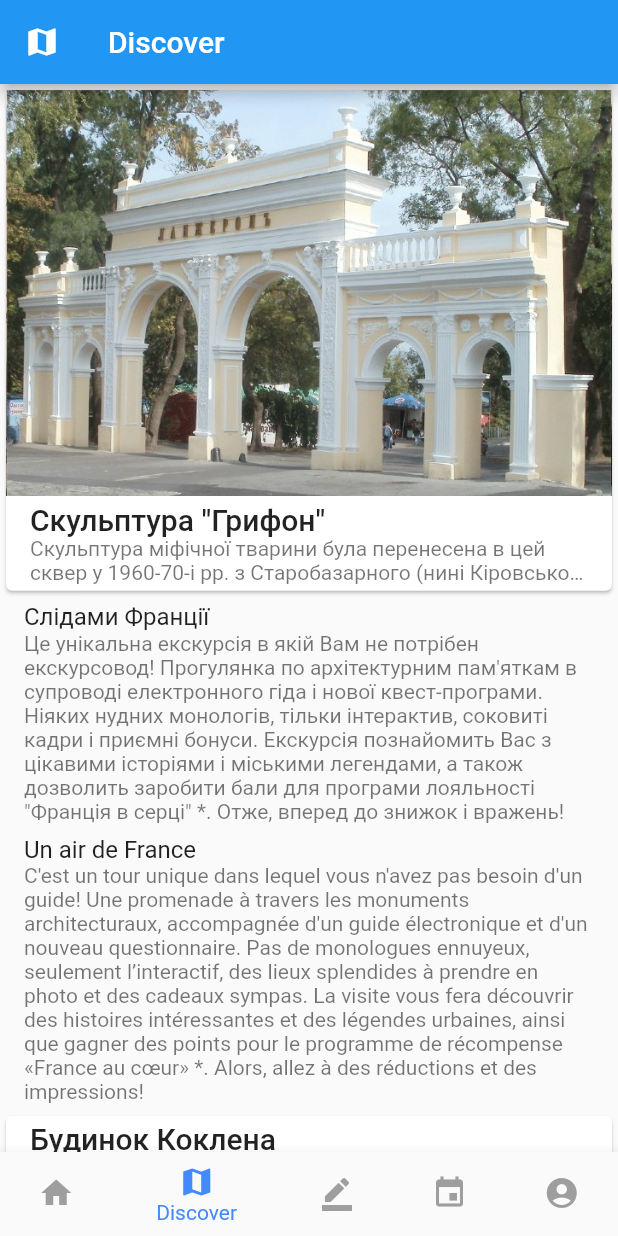
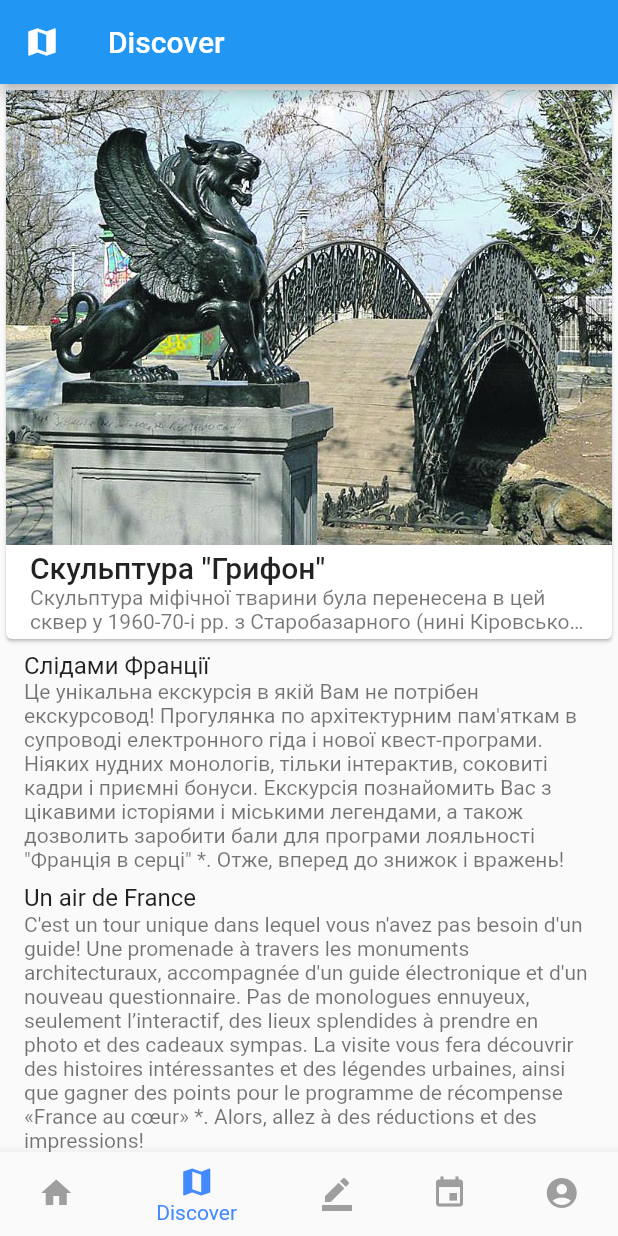
Before and after one commit to SashaKryzh/Hackathon-Codage-Kyiv, a Flutter app: the screen it shows after launch, item 2 of the bottom bar chosen, on a phone screen of 412 x 824 dp. Run offline on Flutter 3.47's test engine with Material 2 defaults, Android fonts, the light colour scheme and no system bars; our stand-ins replace google_maps_flutter, percent_indicator.

Commit message:
add photo

```diff
--- a/lib/modules/place.dart
+++ b/lib/modules/place.dart
@@ -31,87 +31,108 @@ class Place implements ListItem {
         shortDescription: 'Чавунний грифон художнього лиття.',
         description: 'Скульптура міфічної тварини була перенесена в цей сквер у 1960-70-і рр. з Старобазарного (нині Кіровського) скверу. Туди ж він потрапив з знищеного Першого християнського цвинтаря, або з якогось санаторію, який до революції був приватної дачею. Коли - то на місці Кіровського скверу був базар, чотири входи якого охороняли вісім грифонів. З восьми скульптур збереглася лише одна. Однак, краєзнавці стверджують, що встановити точну біографію цієї міфічної істоти вже не представляється можливим.Дана скульптура регулярно піддається актам вандалізму, натхненними міськими легендами і, потім, реставрується владою, внаслідок чого, відбиток мануфактури практично не проглядається.',
         creator: 'мануфактура "Ж.Ж. Дюкель и син"',
-      image: 'assets/places/21.jpg'
+      image: 'assets/places/3.jpg'
     ),
     Place(
       title: 'Будинок Коклена',
-      address: 'провулок Некрасова, 7'
+      address: 'провулок Некрасова, 7',
+        image: 'assets/places/1.jpg'
     ),
     Place(
         title: 'Будинок Оттона',
-        address: 'вулиця  Гоголя, 8'
+        address: 'вулиця  Гоголя, 8',
+        image: 'assets/places/2.jpg'
     ),
     Place(
         title: 'Пам\'ятник Дюку Де Рішельє',
-        address: 'Приморський бульвар, 1'
+        address: 'Приморський бульвар, 1',
+        image: 'assets/places/4.jpg'
     ),
     Place(
         title: 'Підпірні Стіни',
-        address: 'Приморський бульвар'
+        address: 'Приморський бульвар',
+        image: 'assets/places/5.jpg'
     ),
     Place(
         title: 'Готель \"Лондонська\"',
-        address: 'Приморський бульвар, 11'
+        address: 'Приморський бульвар, 11',
+        image: 'assets/places/6.jpg'
     ),
     Place(
         title: 'Палац Гагаріних',
-        address: 'вулиця Ланжиронівська, 2'
+        address: 'вулиця Ланжиронівська, 2',
+        image: 'assets/places/7.jpg'
     ),
     Place(
         title: 'Скульптура-Фонтан \"Молодість\"',
-        address: 'вулиця Ланжиронівська, 4'
+        address: 'вулиця Ланжиронівська, 4',
+        image: 'assets/places/8.jpg'
     ),
     Place(
         title: 'Перший міський театр',
-        address: 'провулок Чайковського'
+        address: 'провулок Чайковського',
+        image: 'assets/places/9.jpg'
     ),
     Place(
         title: 'Комплекс Пале-Рояль',
-        address: 'вулиця Катерининська, 5-13'
+        address: 'вулиця Катерининська, 5-13',
+        image: 'assets/places/10,\ 11.jpg'
     ),
     Place(
         title: 'Будинок Лантье',
-        address: 'вулиця Катерининська, 9'
+        address: 'вулиця Катерининська, 9',
+        image: 'assets/places/10,\ 11.jpg'
+
     ),
     Place(
         title: 'Рішельєвський ліцей',
-        address: 'вулиця Деребасівська, 16'
+        address: 'вулиця Деребасівська, 16',
+        image: 'assets/places/12.jpg'
     ),
     Place(
         title: 'Будинок Жуль\'єна',
-        address: 'вулиця Деребасівська, 19'
+        address: 'вулиця Деребасівська, 19',
+        image: 'assets/places/13.jpg'
     ),
     Place(
         title: 'Будинок Жана Рено',
-        address: 'вулиця Рішел\'євська, 3'
+        address: 'вулиця Рішел\'євська, 3',
+        image: 'assets/places/14.jpg'
     ),
     Place(
         title: 'Будинок Г. Г. Маразлі',
-        address: 'вулиця Пушкінська, 4'
+        address: 'вулиця Пушкінська, 4',
+        image: 'assets/places/15.jpg'
     ),
     Place(
         title: 'Палац Абази',
-        address: 'вулиця Пушкінська, 9'
+        address: 'вулиця Пушкінська, 9',
+        image: 'assets/places/16.jpg'
     ),
     Place(
         title: 'Готель \"Дю Норд\"',
-        address: 'вулиця Пушкінська, 13'
+        address: 'вулиця Пушкінська, 13',
+        image: 'assets/places/17.jpg'
     ),
     Place(
         title: 'Готель Бристоль',
-        address: 'вулиця Пушкінська, 15'
+        address: 'вулиця Пушкінська, 15',
+        image: 'assets/places/18.jpg'
     ),
     Place(
         title: 'Прибутковий Дім',
-        address: 'вулиця Пушкінська, 16'
+        address: 'вулиця Пушкінська, 16',
+        image: 'assets/places/19.jpg'
     ),
     Place(
         title: 'Міст Новікова',
-        address: 'вулиця Жуковського'
+        address: 'вулиця Жуковського',
+        image: 'assets/places/20.jpg'
     ),
     Place(
         title: 'Арка Дачі Ланжерона',
-        address: 'Ланжеронівська площа'
+        address: 'Ланжеронівська площа',
+        image: 'assets/places/21.jpg'
     ),
   ];
   static List<Place> placesFr = [
```
Also changed, not shown: assets/places/15.jpeg (added), assets/places/15.jpg (deleted).
